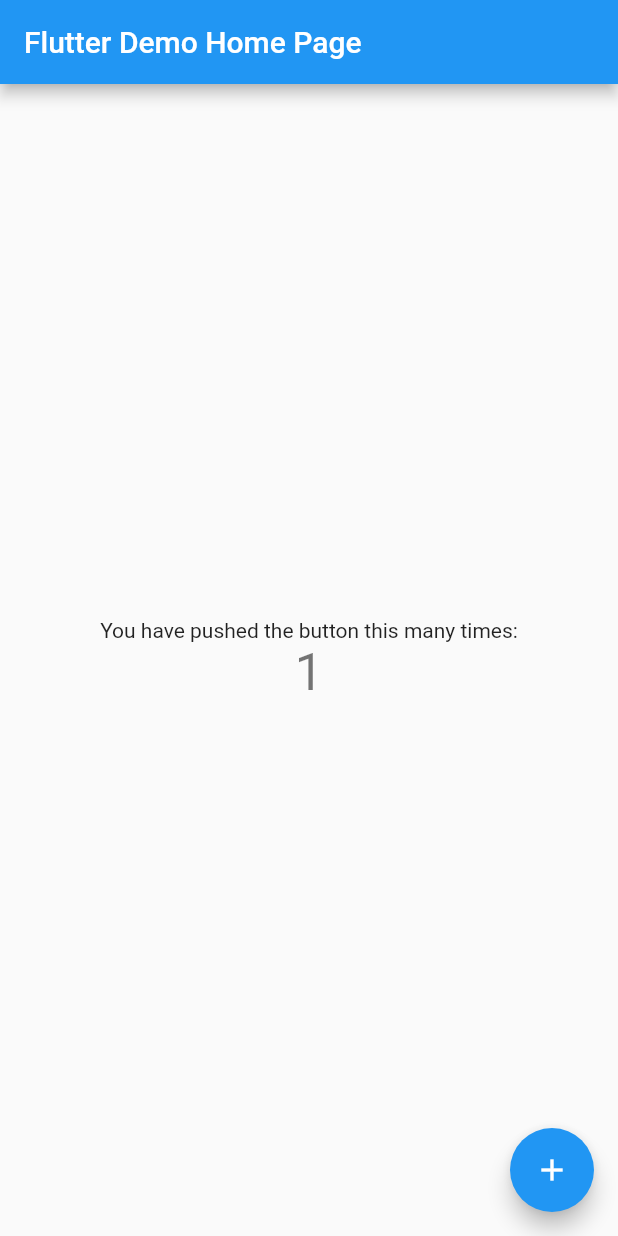
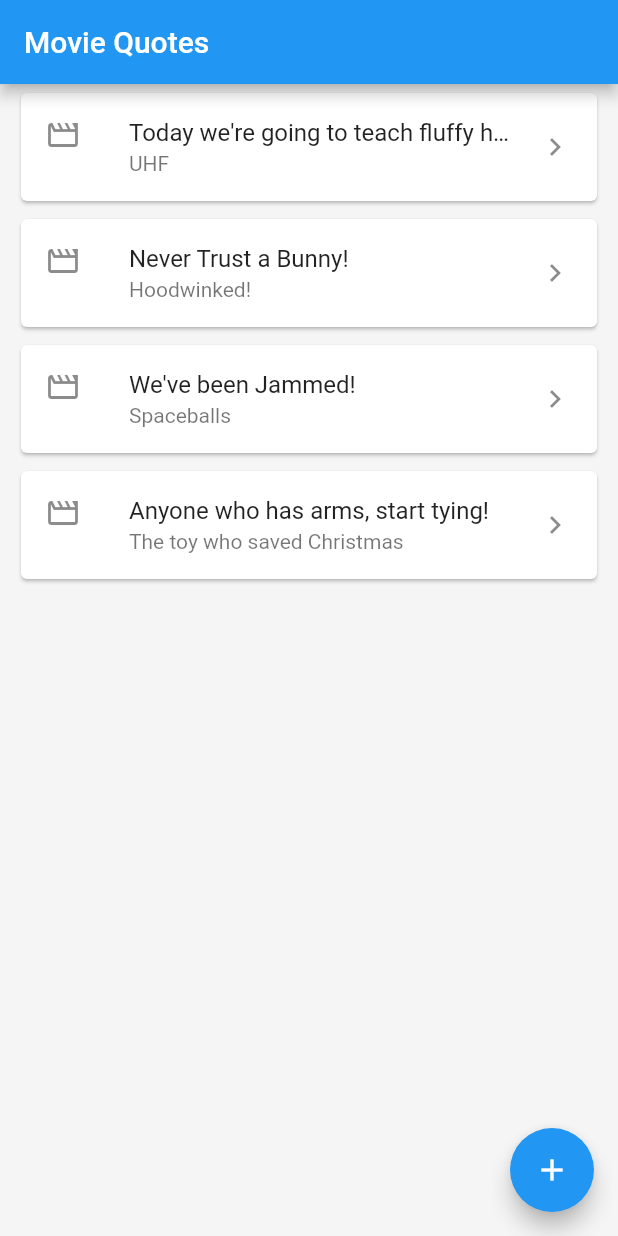
Before and after one commit to painteza-CSSE490/movie-quotes, a Flutter app: the screen it shows after launch, after a tap on the "add" icon, on a phone screen of 412 x 824 dp. Run offline on Flutter 3.47's test engine with Material 2 defaults, Android fonts, the phone set to English and light mode, and no system bars.

Commit message:
R in the movie page

```diff
--- /dev/null
+++ b/movie_quotes/lib/components/movie_quote_row_component.dart
@@ -0,0 +1,29 @@
+import 'package:flutter/material.dart';
+import 'package:flutter/src/widgets/container.dart';
+import 'package:flutter/src/widgets/framework.dart';
+
+import '../models/movie_quote.dart';
+
+class MovieQuoteRow extends StatelessWidget {
+  final MovieQuote mq;
+  const MovieQuoteRow(this.mq, {super.key});
+  @override
+  Widget build(BuildContext context) {
+    return Container(
+      margin: EdgeInsets.symmetric(horizontal: 10.0, vertical: 2),
+      child: Card(
+        child: ListTile(
+            leading: const Icon(Icons.movie_creation_outlined),
+            title: Text(
+              mq.quote,
+              overflow: TextOverflow.ellipsis,
+            ),
+            subtitle: Text(
+              mq.movie,
+              overflow: TextOverflow.ellipsis,
+            ),
+            trailing: const Icon(Icons.chevron_right)),
+      ),
+    );
+  }
+}
--- a/movie_quotes/lib/main.dart
+++ b/movie_quotes/lib/main.dart
@@ -1,4 +1,5 @@
 import 'package:flutter/material.dart';
+import 'package:movie_quotes/pages/movie_quotes_list_page.dart';
 
 void main() {
   runApp(const MyApp());
@@ -11,105 +12,11 @@ class MyApp extends StatelessWidget {
   @override
   Widget build(BuildContext context) {
     return MaterialApp(
-      title: 'Flutter Demo',
+      title: 'Movie Quotes',
       theme: ThemeData(
-        // This is the theme of your application.
-        //
-        // Try running your application with "flutter run". You'll see the
-        // application has a blue toolbar. Then, without quitting the app, try
-        // changing the primarySwatch below to Colors.green and then invoke
-        // "hot reload" (press "r" in the console where you ran "flutter run",
-        // or simply save your changes to "hot reload" in a Flutter IDE).
-        // Notice that the counter didn't reset back to zero; the application
-        // is not restarted.
         primarySwatch: Colors.blue,
       ),
-      home: const MyHomePage(title: 'Flutter Demo Home Page'),
+      home: const MovieQuotesListPage(),
     );
   }
 }
-
-class MyHomePage extends StatefulWidget {
-  const MyHomePage({super.key, required this.title});
-
-  // This widget is the home page of your application. It is stateful, meaning
-  // that it has a State object (defined below) that contains fields that affect
-  // how it looks.
-
-  // This class is the configuration for the state. It holds the values (in this
-  // case the title) provided by the parent (in this case the App widget) and
-  // used by the build method of the State. Fields in a Widget subclass are
-  // always marked "final".
-
-  final String title;
-
-  @override
-  State<MyHomePage> createState() => _MyHomePageState();
-}
-
-class _MyHomePageState extends State<MyHomePage> {
-  int _counter = 0;
-
-  void _incrementCounter() {
-    setState(() {
-      // This call to setState tells the Flutter framework that something has
-      // changed in this State, which causes it to rerun the build method below
-      // so that the display can reflect the updated values. If we changed
-      // _counter without calling setState(), then the build method would not be
-      // called again, and so nothing would appear to happen.
-      _counter++;
-    });
-  }
-
-  @override
-  Widget build(BuildContext context) {
-    // This method is rerun every time setState is called, for instance as done
-    // by the _incrementCounter method above.
-    //
-    // The Flutter framework has been optimized to make rerunning build methods
-    // fast, so that you can just rebuild anything that needs updating rather
-    // than having to individually change instances of widgets.
-    return Scaffold(
-      appBar: AppBar(
-        // Here we take the value from the MyHomePage object that was created by
-        // the App.build method, and use it to set our appbar title.
-        title: Text(widget.title),
-      ),
-      body: Center(
-        // Center is a layout widget. It takes a single child and positions it
-        // in the middle of the parent.
-        child: Column(
-          // Column is also a layout widget. It takes a list of children and
-          // arranges them vertically. By default, it sizes itself to fit its
-          // children horizontally, and tries to be as tall as its parent.
-          //
-          // Invoke "debug painting" (press "p" in the console, choose the
-          // "Toggle Debug Paint" action from the Flutter Inspector in Android
-          // Studio, or the "Toggle Debug Paint" command in Visual Studio Code)
-          // to see the wireframe for each widget.
-          //
-          // Column has various properties to control how it sizes itself and
-          // how it positions its children. Here we use mainAxisAlignment to
-          // center the children vertically; the main axis here is the vertical
-          // axis because Columns are vertical (the cross axis would be
-          // horizontal).
-          mainAxisAlignment: MainAxisAlignment.center,
-          children: <Widget>[
-            const Text(
-              'You have pushed the button this many times:',
-            ),
-            Text(
-              '$_counter',
-              style: Theme.of(context).textTheme.headline4,
-            ),
-          ],
-        ),
-      ),
-      floatingActionButton: FloatingActionButton(
-        onPressed: _incrementCounter,
-        tooltip: 'Increment',
-        child: const Icon(Icons.add),
-      ), // This trailing comma makes auto-formatting nicer for build methods.
-    );
-  }
-}
--- /dev/null
+++ b/movie_quotes/lib/models/movie_quote.dart
@@ -0,0 +1,8 @@
+class MovieQuote {
+  String quote;
+  String movie;
+  MovieQuote(
+      {required this.quote,
+      required this.movie}); // Dart is cool and this works
+
+}
--- /dev/null
+++ b/movie_quotes/lib/pages/movie_quotes_list_page.dart
@@ -0,0 +1,66 @@
+import 'package:flutter/material.dart';
+import 'package:flutter/src/widgets/container.dart';
+import 'package:flutter/src/widgets/framework.dart';
+import 'package:movie_quotes/models/movie_quote.dart';
+
+import '../components/movie_quote_row_component.dart';
+
+class MovieQuotesListPage extends StatefulWidget {
+  const MovieQuotesListPage({super.key});
+
+  @override
+  State<MovieQuotesListPage> createState() => _MovieQuotesListPageState();
+}
+
+class _MovieQuotesListPageState extends State<MovieQuotesListPage> {
+  final List<MovieQuote> quotes = [];
+  @override
+  void initState() {
+    // TODO: implement initState
+    super.initState();
+    quotes.add(MovieQuote(
+        quote: "Today we're going to teach fluffy how to fly!", movie: "UHF"));
+    quotes.add(MovieQuote(quote: "Never Trust a Bunny!", movie: "Hoodwinked!"));
+    quotes.add(MovieQuote(quote: "We've been Jammed!", movie: "Spaceballs"));
+    quotes.add(MovieQuote(
+        quote: "Anyone who has arms, start tying!",
+        movie: "The toy who saved Christmas"));
+  }
+
+  @override
+  void dispose() {
+    // TODO: implement dispose
+    super.dispose();
+  }
+
+  @override
+  Widget build(BuildContext context) {
+    final List<MovieQuoteRow> movieRows =
+        quotes.map((mq) => MovieQuoteRow(mq)).toList();
+    // for (final movieQuote in quotes) {
+    //   movieRows.add(MovieQuoteRow(movieQuote));
+    // }
+    return Scaffold(
+      appBar: AppBar(
+        title: const Text("Movie Quotes"),
+      ),
+      backgroundColor: Colors.grey[100],
+      body: ListView(
+        children: movieRows,
+        // [
+        //   MovieQuoteRow(quotes[0]),
+        //   MovieQuoteRow(quotes[1]),
+        //   MovieQuoteRow(quotes[2]),
+        // ]
+        // ),
+      ),
+      floatingActionButton: FloatingActionButton(
+        onPressed: (() {
+          print("You pressed the FAB!");
+        }),
+        tooltip: 'Create',
+        child: const Icon(Icons.add),
+      ),
+    );
+  }
+}
```
Also changed, not shown: movie_quotes/lib/pages/movie_quote_detail_page.dart (added).
